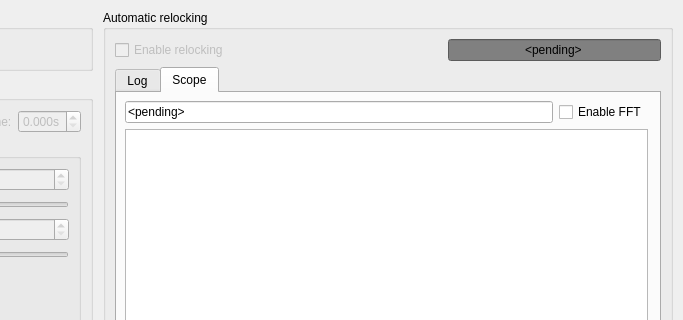
Old version of the form l674_lock_ui/app.ui in the repository OxfordIonTrapGroup/stabilizer-ui; both pictures show x 653 to 1336 and y 0 to 320 of the 1336 by 493 pixel window.
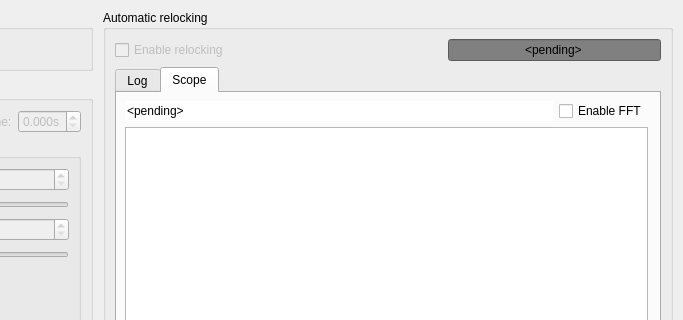
New version of the form. The open tabs and pages were chosen to show the change. Custom widgets are drawn as their Qt base class.

Commit message: app.ui: Remove frame around stream status text

Diff of the .ui file:
```diff
--- a/l674_lock_ui/app.ui
+++ b/l674_lock_ui/app.ui
@@ -696,6 +696,9 @@
                 <property name="text">
                  <string>&lt;pending&gt;</string>
                 </property>
+                <property name="frame">
+                 <bool>false</bool>
+                </property>
                 <property name="alignment">
                  <set>Qt::AlignLeading|Qt::AlignLeft|Qt::AlignVCenter</set>
                 </property>
```
